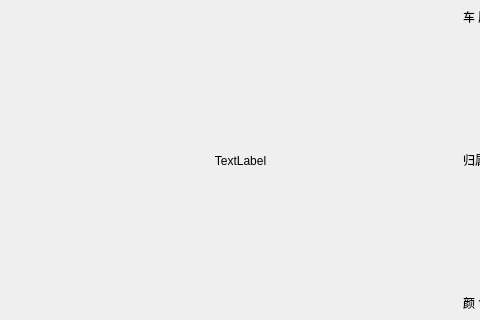
Qt form mainwindow.ui (MilletWorkStation/LicensePlateRecognition) before a commit; both pictures show x 424 to 904 and y 145 to 465 of the 1073 by 600 pixel window.
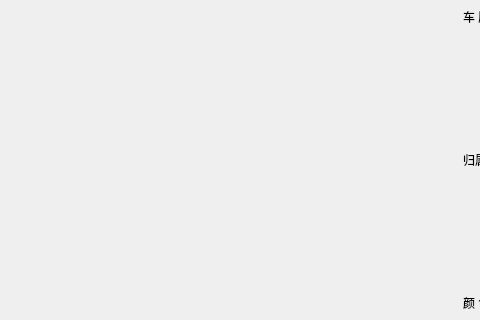
The same form after that commit.

```diff
--- a/mainwindow.ui
+++ b/mainwindow.ui
@@ -14,7 +14,7 @@
    <string>MainWindow</string>
   </property>
   <widget class="QWidget" name="centralwidget">
-   <widget class="QWidget" name="">
+   <widget class="QWidget" name="layoutWidget">
     <property name="geometry">
      <rect>
       <x>9</x>
@@ -147,7 +147,7 @@
         </size>
        </property>
        <property name="text">
-        <string>TextLabel</string>
+        <string/>
        </property>
        <property name="alignment">
         <set>Qt::AlignCenter</set>
```
